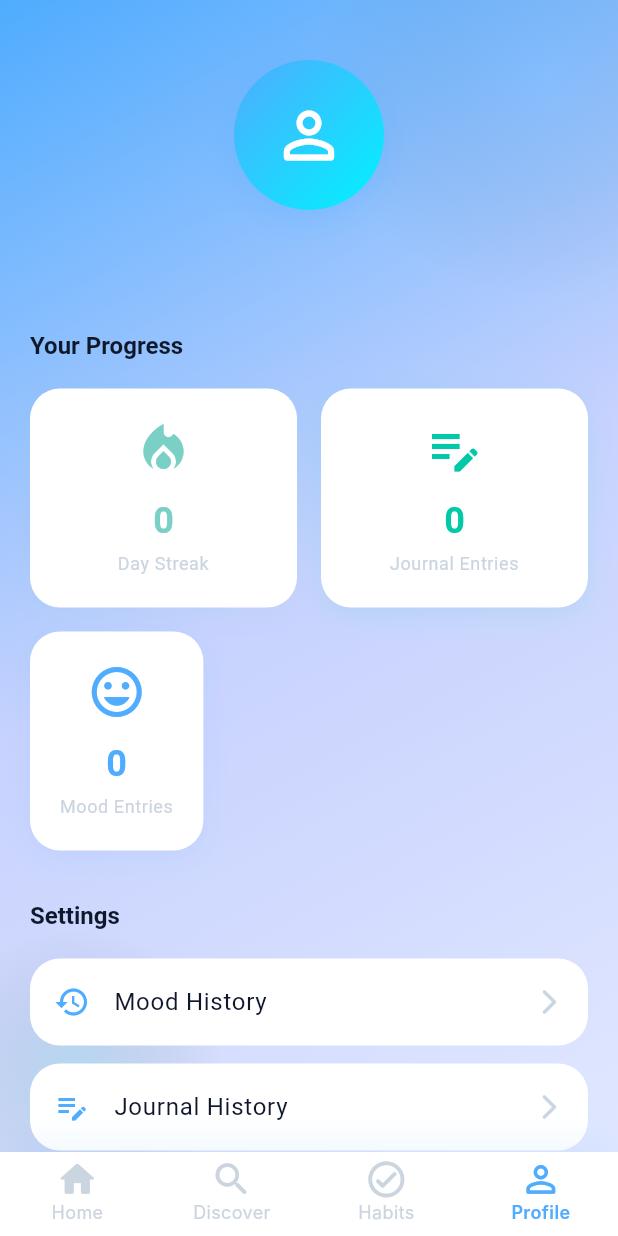
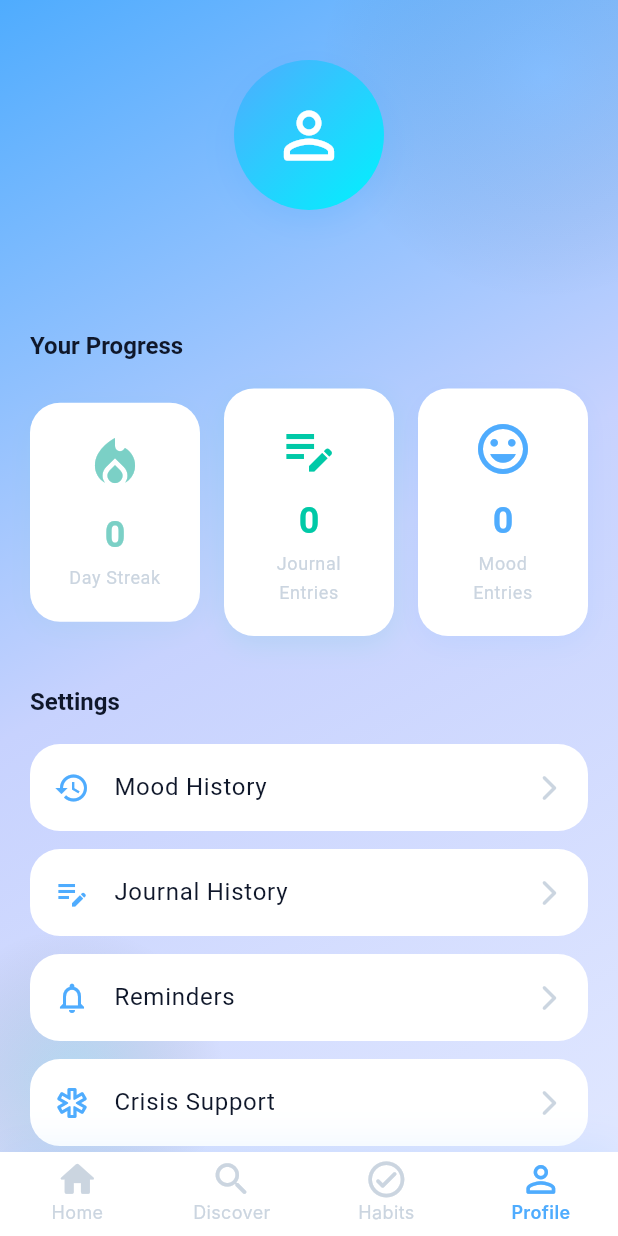
Before and after one commit to iNoumanMalik/ai-counseling-app, a Flutter app: the ProfileScreen screen opened by its route, on a phone screen of 412 x 824 dp. Run offline on Flutter 3.47's test engine with Material 3 defaults, Android fonts, the light colour scheme and no system bars; drawn by our look-alikes of flutter_animate; our stand-ins replace audioplayers, confetti, flutter_riverpod, go_router, shared_preferences; accounts and stored records are empty; Roboto replaces fonts that are missing (Inter).

Commit message:
updated streak childrens in profile

```diff
--- a/lib/features/profile/screens/profile_screen.dart
+++ b/lib/features/profile/screens/profile_screen.dart
@@ -83,9 +83,7 @@ class _ProfileScreenState extends State<ProfileScreen> {
                       Text(
                         _userName ?? 'User',
                         style: Theme.of(context).textTheme.displaySmall,
-                      )
-                          .animate()
-                          .fadeIn(delay: 100.ms, duration: 400.ms),
+                      ).animate().fadeIn(delay: 100.ms, duration: 400.ms),
                     ],
                   ),
                 ),
@@ -95,15 +93,14 @@ class _ProfileScreenState extends State<ProfileScreen> {
                 Text(
                   'Your Progress',
                   style: Theme.of(context).textTheme.titleLarge,
-                )
-                    .animate()
-                    .fadeIn(delay: 200.ms, duration: 400.ms),
+                ).animate().fadeIn(delay: 200.ms, duration: 400.ms),
                 const SizedBox(height: 16),
 
                 Row(
                   children: [
                     Expanded(
-                      child: _StatCard(
+                      child:
+                          _StatCard(
                                 label: 'Day Streak',
                                 value: '$_streak',
                                 icon: Icons.local_fire_department,
@@ -115,7 +112,8 @@ class _ProfileScreenState extends State<ProfileScreen> {
                     ),
                     const SizedBox(width: 16),
                     Expanded(
-                      child: _StatCard(
+                      child:
+                          _StatCard(
                                 label: 'Journal Entries',
                                 value: '$_journalCount',
                                 icon: Icons.edit_note_outlined,
@@ -125,9 +123,10 @@ class _ProfileScreenState extends State<ProfileScreen> {
                               .fadeIn(delay: 400.ms, duration: 400.ms)
                               .slideX(begin: 0.2, end: 0),
                     ),
-                  ],
-                ),
-                const SizedBox(height: 16),
+                    const SizedBox(width: 16),
+
+                    Expanded(
+                      child:
                           _StatCard(
                                 label: 'Mood Entries',
                                 value: '$_moodCount',
@@ -135,17 +134,28 @@ class _ProfileScreenState extends State<ProfileScreen> {
                                 color: AppColors.primary,
                               )
                               .animate()
-                    .fadeIn(delay: 500.ms, duration: 400.ms)
-                    .slideY(begin: 0.2, end: 0),
+                              .fadeIn(delay: 400.ms, duration: 400.ms)
+                              .slideX(begin: 0.2, end: 0),
+                    ),
+                  ],
+                ),
+                // const SizedBox(height: 16),
+                // _StatCard(
+                //       label: 'Mood Entries',
+                //       value: '$_moodCount',
+                //       icon: Icons.mood_outlined,
+                //       color: AppColors.primary,
+                //     )
+                //     .animate()
+                //     .fadeIn(delay: 500.ms, duration: 400.ms)
+                //     .slideY(begin: 0.2, end: 0),
                 const SizedBox(height: 32),
 
                 // Menu items
                 Text(
                   'Settings',
                   style: Theme.of(context).textTheme.titleLarge,
-                )
-                    .animate()
-                    .fadeIn(delay: 600.ms, duration: 400.ms),
+                ).animate().fadeIn(delay: 600.ms, duration: 400.ms),
                 const SizedBox(height: 16),
 
                 _MenuItem(
@@ -248,9 +258,9 @@ class _StatCard extends StatelessWidget {
               const SizedBox(height: 4),
               Text(
                 label,
-            style: Theme.of(context).textTheme.bodySmall?.copyWith(
-                  color: AppColors.mediumGray,
-                ),
+                style: Theme.of(
+                  context,
+                ).textTheme.bodySmall?.copyWith(color: AppColors.mediumGray),
                 textAlign: TextAlign.center,
               ),
             ],
```
Lines whose indentation alone changed are shown as unchanged.
